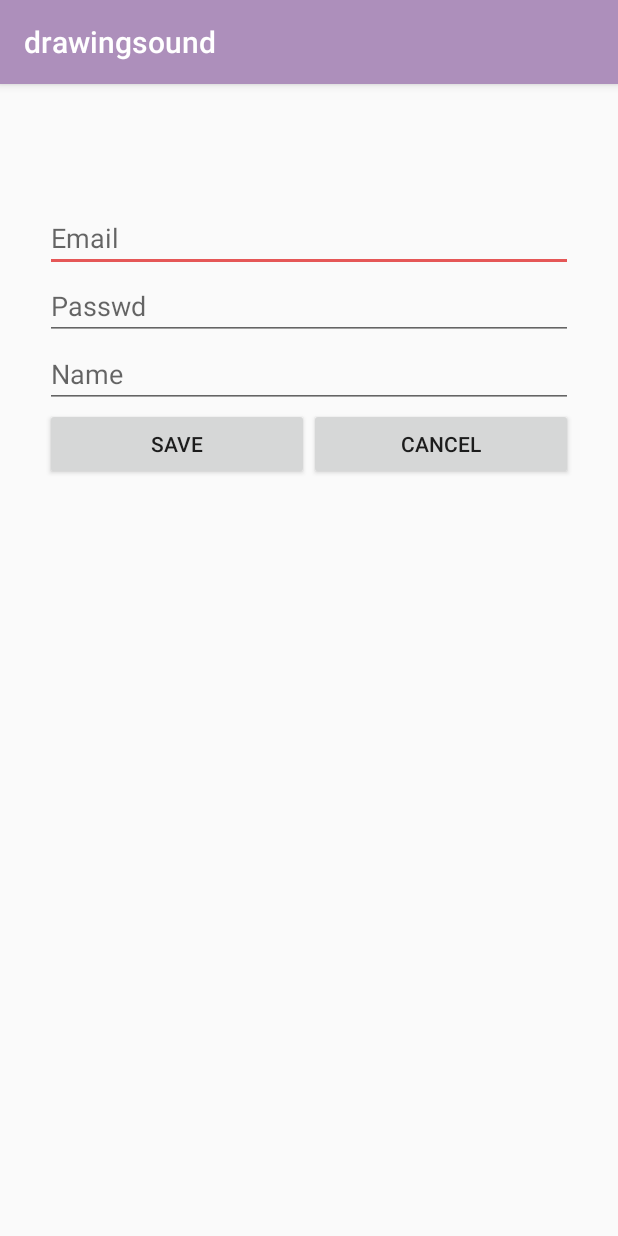
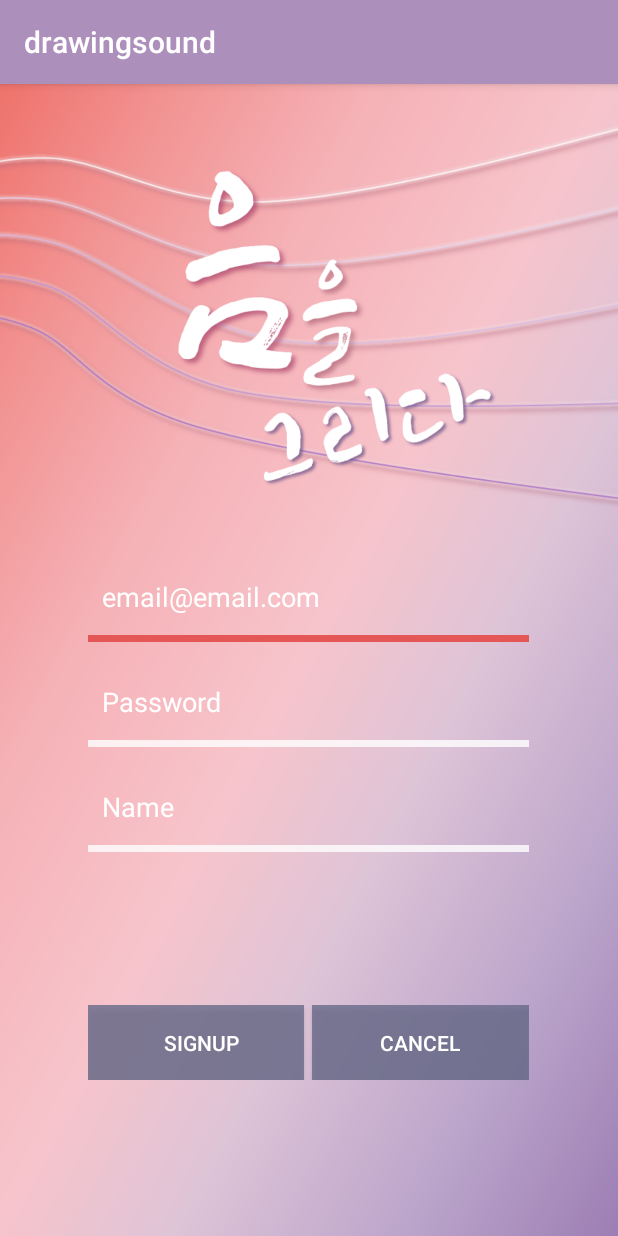
Before and after one commit to ChanggeonLee/drawingsound, an Android app: the SignupActivity screen opened directly, with no data from a screen before it, on a phone screen of 412 x 824 dp. Run offline under Robolectric (Android 15) with nearby library versions, the phone set to English and light mode, and no system bars; our stand-ins replace Firebase (no records; nobody signed in at launch, a user with empty details on screens opened directly).

Commit message:
signup ui

```diff
--- a/app/src/main/res/layout/activity_signin.xml
+++ b/app/src/main/res/layout/activity_signin.xml
@@ -43,7 +43,8 @@
                 android:layout_width="0dp"
                 android:layout_height="70dp"
                 android:layout_weight="5"
-                android:textColor="#ffffff"
+                android:textColor="@color/white"
+                android:textColorHint="@color/white"
                 android:background="@drawable/edt_underline"
                 android:hint="  email@email.com"/>
 
@@ -70,7 +71,8 @@
                 android:layout_width="0dp"
                 android:layout_height="70dp"
                 android:layout_weight="5"
-                android:textColor="#ffffff"
+                android:textColor="@color/white"
+                android:textColorHint="@color/white"
                 android:background="@drawable/edt_underline"
                 android:hint="  Password"
                 />
--- a/app/src/main/res/layout/activity_signup.xml
+++ b/app/src/main/res/layout/activity_signup.xml
@@ -1,32 +1,81 @@
 <?xml version="1.0" encoding="utf-8"?>
-<LinearLayout xmlns:android="http://schemas.android.com/apk/res/android"
+<LinearLayout
+    xmlns:android="http://schemas.android.com/apk/res/android"
+    xmlns:tools="http://schemas.android.com/tools"
     xmlns:app="http://schemas.android.com/apk/res-auto"
-    xmlns:tools="http://schemas.android.com/tools"
     android:layout_width="match_parent"
     android:layout_height="match_parent"
-    android:layout_marginHorizontal="30dp"
-    android:layout_marginTop="80dp"
-    android:orientation="vertical"
-    tools:context=".SignupActivity">
+    android:background="@drawable/background"
+    tools:context=".SigninActivity"
+    android:weightSum="10"
+    android:orientation="vertical">
 
+    <ImageView
+        android:id="@+id/logoImage1"
+        android:layout_gravity="center"
+        android:layout_width="match_parent"
+        android:layout_height="0dp"
+        android:layout_weight="4"
+        app:srcCompat="@drawable/mainlogo" />
+
+
+    <LinearLayout
+        android:layout_width="match_parent"
+        android:layout_height="0dp"
+        android:layout_weight="6"
+        android:orientation="horizontal">
+
+        <Space
+            android:layout_width="0dp"
+            android:layout_height="match_parent"
+            android:layout_weight="1" />
+
+        <LinearLayout
+            android:layout_width="0dp"
+            android:layout_height="match_parent"
+            android:layout_weight="5"
+            android:orientation="vertical">
+
+            <LinearLayout
+                android:layout_width="match_parent"
+                android:layout_height="0dp"
+                android:layout_weight="2"
+                android:orientation="vertical">
 
                 <EditText
                     android:id="@+id/EditTextEmail"
                     android:layout_width="match_parent"
-        android:layout_height="wrap_content"
-        android:hint="Email" />
+                    android:layout_height="70dp"
+                    android:textColor="@color/white"
+                    android:textColorHint="@color/white"
+                    android:background="@drawable/edt_underline"
+                    android:hint="  email@email.com" />
 
                 <EditText
                     android:id="@+id/EditTextPasswd"
                     android:layout_width="match_parent"
-        android:layout_height="wrap_content"
-        android:hint="Passwd" />
+                    android:layout_height="70dp"
+                    android:textColor="@color/white"
+                    android:textColorHint="@color/white"
+                    android:background="@drawable/edt_underline"
+                    android:hint="  Password" />
 
                 <EditText
                     android:id="@+id/EditTextName"
                     android:layout_width="match_parent"
-        android:layout_height="wrap_content"
-        android:hint="Name" />
+                    android:layout_height="70dp"
+                    android:textColor="@color/white"
+                    android:textColorHint="@color/white"
+                    android:background="@drawable/edt_underline"
+                    android:hint="  Name" />
+
+            </LinearLayout>
+
+            <LinearLayout
+                android:layout_width="match_parent"
+                android:layout_height="0dp"
+                android:layout_weight="1"
+                android:orientation="vertical">
 
                 <LinearLayout
                     android:layout_width="match_parent"
@@ -36,18 +85,33 @@
 
                     <Button
                         android:id="@+id/ButtonSave"
-            android:layout_width="match_parent"
-            android:layout_height="wrap_content"
+                        android:layout_width="0dp"
+                        android:layout_height="50dp"
                         android:layout_weight="3"
-            android:text="SAVE" />
+                        android:background="@color/colorPrimaryDark"
+                        android:textColor="@color/white"
+                        android:text="  SIGNUP" />
 
                     <Button
                         android:id="@+id/ButtonCancel"
-            android:layout_width="match_parent"
-            android:layout_height="wrap_content"
+                        android:layout_width="0dp"
+                        android:layout_height="50dp"
                         android:layout_weight="3"
+                        android:layout_marginLeft="5dp"
+                        android:background="@color/colorPrimaryDark"
+                        android:textColor="@color/white"
                         android:text="CANCEL" />
 
+
+                </LinearLayout>
+            </LinearLayout>
+
+        </LinearLayout>
+
+        <Space
+            android:layout_width="0dp"
+            android:layout_height="match_parent"
+            android:layout_weight="1" />
 
     </LinearLayout>
 
```
Lines whose indentation alone changed are shown as unchanged.
